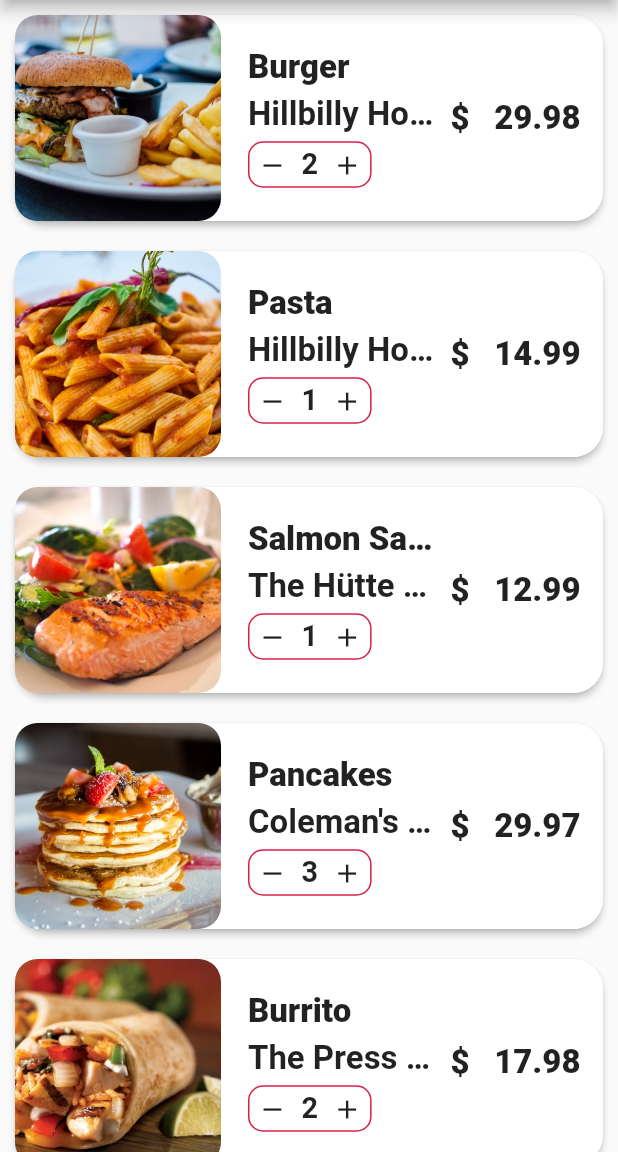
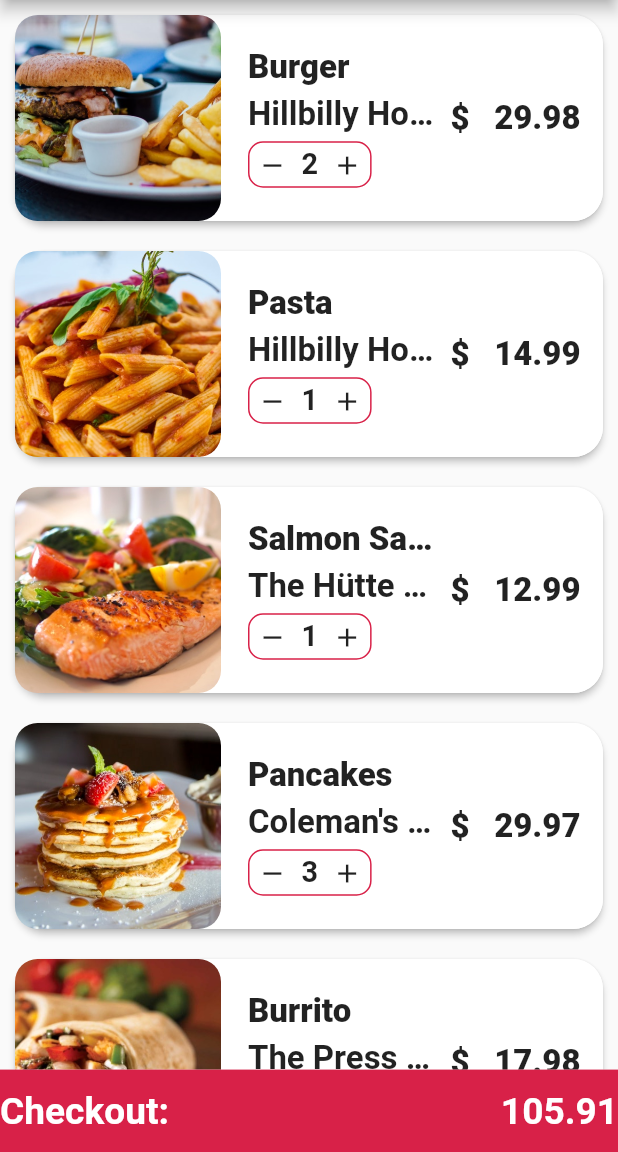
Before and after one commit to Adzumr/Food-Delivery-App-Flutter, a Flutter app: the CartScreen screen opened directly, on a phone screen of 412 x 824 dp, the part 84-1236 px from its top. Run offline on Flutter 3.47's test engine with Material 2 defaults, Android fonts, the phone set to English and light mode, and no system bars; our stand-ins replace sizer.

Commit message:
Update cartScreen.dart

```diff
--- a/lib/screens/cartScreen.dart
+++ b/lib/screens/cartScreen.dart
@@ -15,8 +15,8 @@ class _CartScreenState extends State<CartScreen> {
   @override
   Widget build(BuildContext context) {
     double totalCartAmount = 0;
-    currentUser.cart?.forEach((Order order) => totalCartAmount =
-        order.quantity!.toDouble() * order.food!.price!.toDouble());
+    currentUser.cart?.forEach((Order order) =>
+        totalCartAmount += order.quantity!.toDouble() * order.food!.price!);
     return Scaffold(
       appBar: AppBar(
         systemOverlayStyle: SystemUiOverlayStyle.light,
@@ -24,11 +24,13 @@ class _CartScreenState extends State<CartScreen> {
         centerTitle: true,
         title: Text(" Cart (${currentUser.cart!.length})"),
       ),
-      body: ListView.builder(
+      body: Column(
+        children: [
+          Expanded(
+            child: ListView.builder(
               itemCount: currentUser.cart!.length,
               itemBuilder: (BuildContext context, int index) {
                 Order order = currentUser.cart![index];
-          if (currentUser.cart!.isNotEmpty) {
                 return Card(
                   margin: const EdgeInsets.all(10.0),
                   elevation: 2,
@@ -63,7 +65,8 @@ class _CartScreenState extends State<CartScreen> {
                                 child: Container(
                                   margin: const EdgeInsets.all(8.0),
                                   child: Column(
-                                crossAxisAlignment: CrossAxisAlignment.start,
+                                    crossAxisAlignment:
+                                        CrossAxisAlignment.start,
                                     mainAxisAlignment: MainAxisAlignment.center,
                                     children: [
                                       Text(
@@ -89,7 +92,8 @@ class _CartScreenState extends State<CartScreen> {
                                         padding: const EdgeInsets.symmetric(
                                             horizontal: 5, vertical: 3),
                                         decoration: BoxDecoration(
-                                      borderRadius: BorderRadius.circular(10),
+                                          borderRadius:
+                                              BorderRadius.circular(10),
                                           border: Border.all(
                                             width: 1,
                                             color: buttonColor,
@@ -138,14 +142,41 @@ class _CartScreenState extends State<CartScreen> {
                     ),
                   ),
                 );
-          }
-          return SizedBox(height: 100.sp, child: const Text("Hello"));
               },
             ),
-      // bottomSheet: Container(
-      //   height: 100.sp,
-      //   color: buttonColor,
-      // ),
+          ),
+          SizedBox(height: 40.sp)
+        ],
+      ),
+      bottomSheet: InkWell(
+        onTap: () {},
+        child: Container(
+
+          color: buttonColor,
+          height: 40.sp,
+          child: Row(
+            mainAxisAlignment: MainAxisAlignment.spaceBetween,
+            children: [
+              Text(
+                "Checkout:",
+                style: TextStyle(
+                  fontSize: 18.sp,
+                  fontWeight: FontWeight.w600,
+                  color: whiteColor,
+                ),
+              ),
+              Text(
+                totalCartAmount.toStringAsFixed(2),
+                style: TextStyle(
+                  fontSize: 18.sp,
+                  fontWeight: FontWeight.w600,
+                  color: whiteColor,
+                ),
+              ),
+            ],
+          ),
+        ),
+      ),
     );
   }
 }
```
Lines whose indentation alone changed are shown as unchanged.
